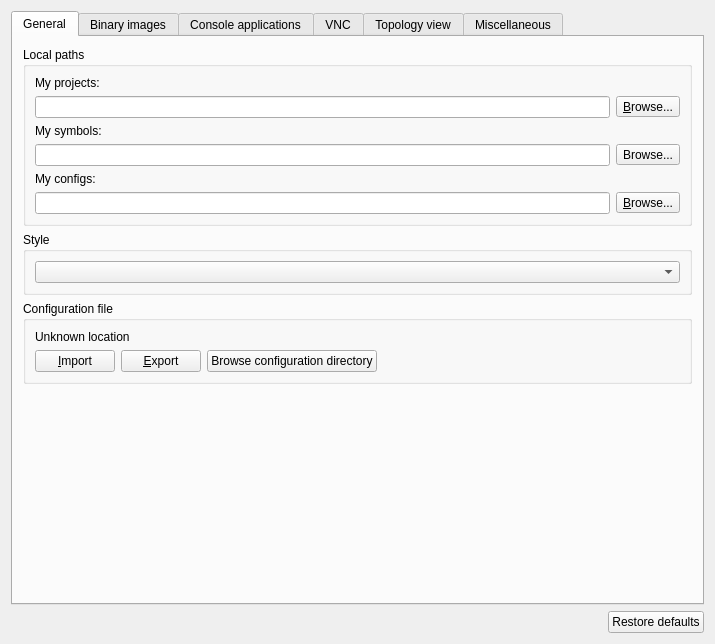
Above: gns3/ui/general_preferences_page.ui from GNS3/gns3-gui before the change. Below: the same form after it.
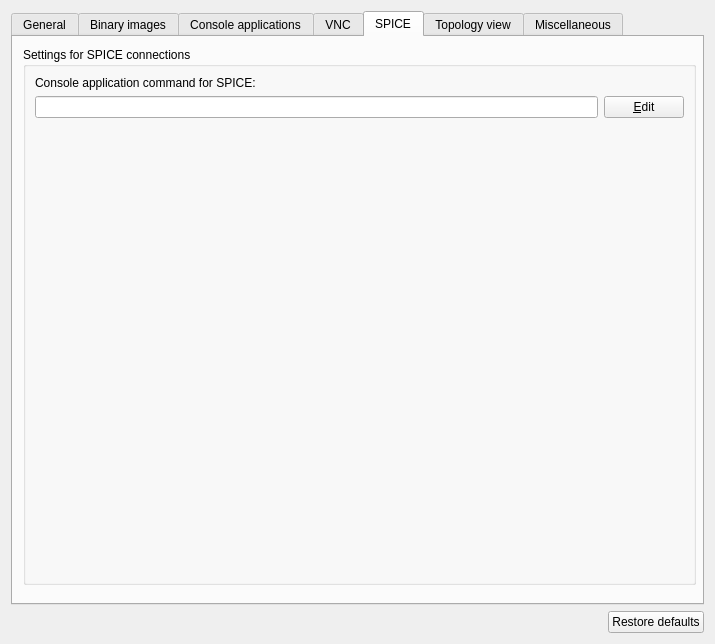
That is the form after the change. The open tabs and pages were chosen to show the change.

Commit message: SPICE settings tab at General Preferences

```diff
--- a/gns3/ui/general_preferences_page.ui
+++ b/gns3/ui/general_preferences_page.ui
@@ -519,6 +519,79 @@
        </item>
       </layout>
      </widget>
+     <widget class="QWidget" name="uiSPICETab">
+      <attribute name="title">
+       <string>SPICE</string>
+      </attribute>
+      <widget class="QGroupBox" name="uiSPICEConsoleSettingsGroupBox">
+       <property name="geometry">
+        <rect>
+         <x>10</x>
+         <y>10</y>
+         <width>673</width>
+         <height>538</height>
+        </rect>
+       </property>
+       <property name="title">
+        <string>Settings for SPICE connections</string>
+       </property>
+       <layout class="QVBoxLayout" name="verticalLayout_11">
+        <item>
+         <widget class="QLabel" name="uiSPICEConsoleCommandLabel">
+          <property name="text">
+           <string>Console application command for SPICE:</string>
+          </property>
+         </widget>
+        </item>
+        <item>
+         <layout class="QHBoxLayout" name="horizontalLayout_10">
+          <item>
+           <widget class="QLineEdit" name="uiSPICEConsoleCommandLineEdit">
+            <property name="sizePolicy">
+             <sizepolicy hsizetype="MinimumExpanding" vsizetype="Fixed">
+              <horstretch>0</horstretch>
+              <verstretch>0</verstretch>
+             </sizepolicy>
+            </property>
+            <property name="toolTip">
+             <string>&lt;html&gt;&lt;head/&gt;&lt;body&gt;&lt;p&gt;Command line replacements:&lt;/p&gt;&lt;p&gt;%h = device server &lt;/p&gt;&lt;p&gt;%p = device port&lt;/p&gt;&lt;p&gt;%d = device hostname&lt;/p&gt;&lt;/body&gt;&lt;/html&gt;</string>
+            </property>
+            <property name="readOnly">
+             <bool>true</bool>
+            </property>
+           </widget>
+          </item>
+          <item>
+           <widget class="QPushButton" name="uiSPICEConsolePreconfiguredCommandPushButton">
+            <property name="sizePolicy">
+             <sizepolicy hsizetype="Maximum" vsizetype="Fixed">
+              <horstretch>0</horstretch>
+              <verstretch>0</verstretch>
+             </sizepolicy>
+            </property>
+            <property name="text">
+             <string>&amp;Edit</string>
+            </property>
+           </widget>
+          </item>
+         </layout>
+        </item>
+        <item>
+         <spacer name="verticalSpacer_6">
+          <property name="orientation">
+           <enum>Qt::Vertical</enum>
+          </property>
+          <property name="sizeHint" stdset="0">
+           <size>
+            <width>20</width>
+            <height>5</height>
+           </size>
+          </property>
+         </spacer>
+        </item>
+       </layout>
+      </widget>
+     </widget>
      <widget class="QWidget" name="uiSceneTab">
       <attribute name="title">
        <string>Topology view</string>
```
Left out of the diff: 66 changed lines with no effect on the pictures. The commit also changes 1 other file.
